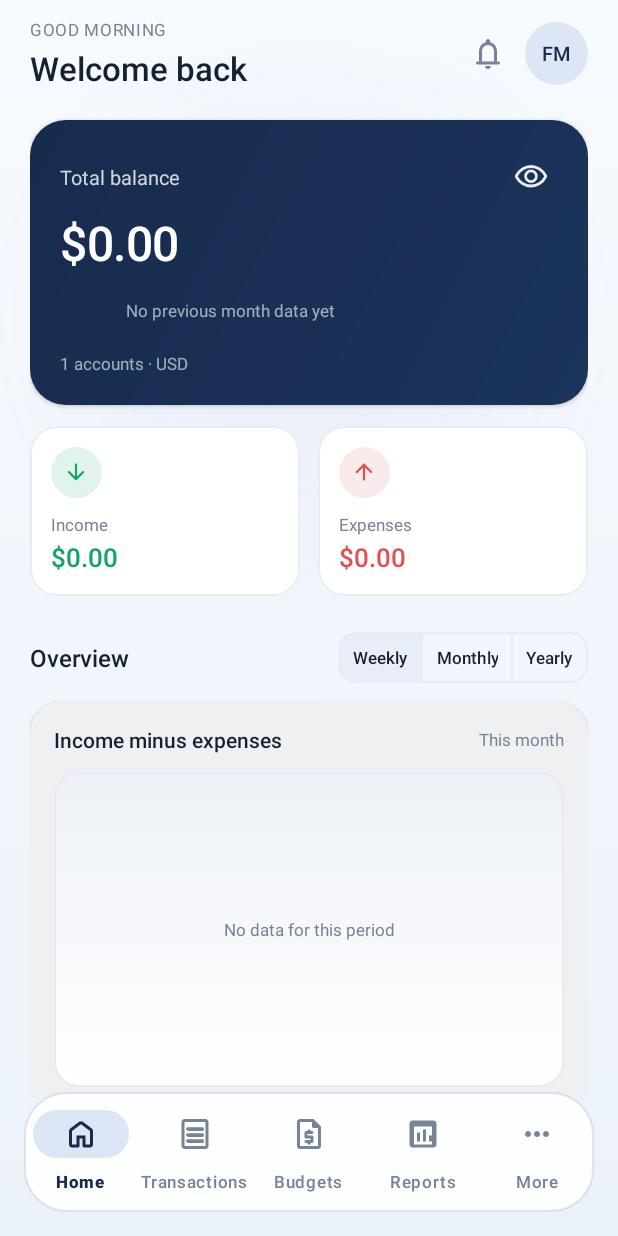
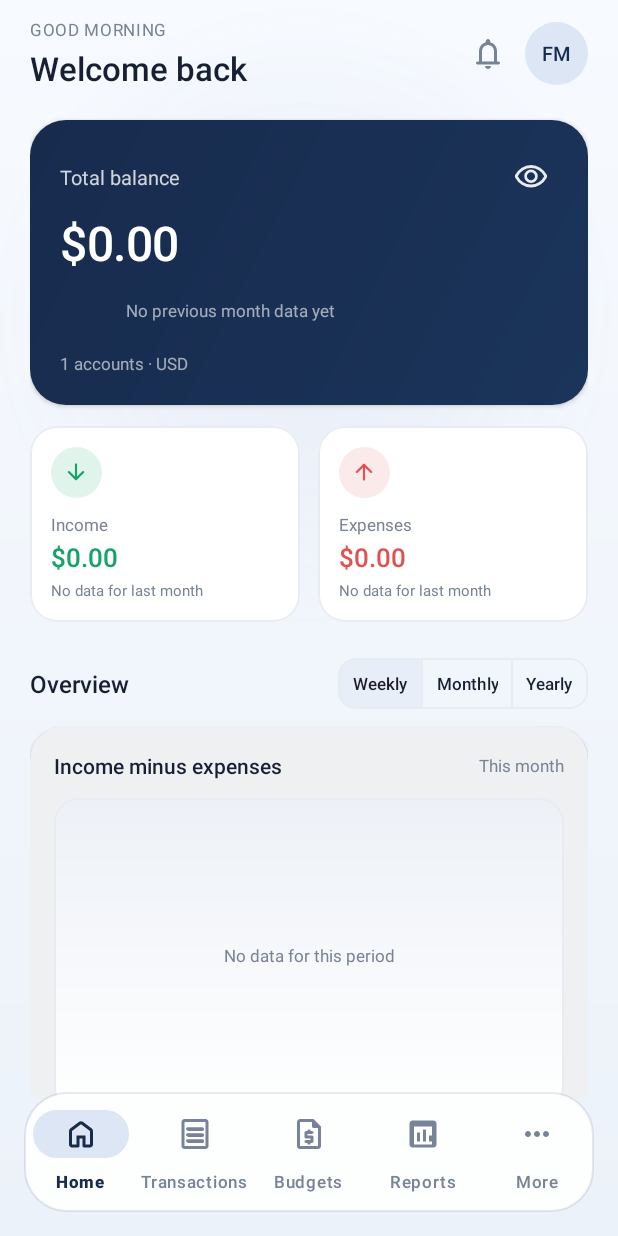
Before and after one commit to Hedayatbakhshi/Finance-Manager, an Android app: the screen it shows after launch (MainActivity), on a phone screen of 412 x 824 dp. Run offline under Robolectric (Android 15) with nearby library versions, the phone set to English and light mode, and no system bars; our stand-ins replace Room's generated code, navigation-ui; libraries missing offline, so code that uses them is left out: com.github.mikephil.charting; plain views replace LineChart; 12 statements that could not run were skipped.

Commit message:
Add month-over-month dashboard comparisons and PDF statements
Give the dashboard a sense of direction by showing income and expense changes against the whole of last month, colored by whether the change is favorable. Add a printable A4 statement for the current month with summary, expense breakdown and a paginated transaction list, built on the platform PdfDocument so no dependency is added.

🤖 Generated with Codebuff
Co-Authored-By: Codebuff <noreply@codebuff.com>

```diff
--- a/app/src/main/java/com/financemanager/app/data/dao/TransactionDao.java
+++ b/app/src/main/java/com/financemanager/app/data/dao/TransactionDao.java
@@ -193,4 +193,10 @@ public interface TransactionDao {
 
     @Query("SELECT * FROM transactions WHERE recurring_id = :recurringId")
     List<TransactionEntity> getForRecurring(long recurringId);
+
+    /** Income and expense rows in one currency, oldest first, for the PDF statement. */
+    @Query("SELECT t.* FROM transactions t JOIN accounts a ON a.id = t.account_id"
+            + " WHERE t.type IN ('INCOME', 'EXPENSE') AND t.date >= :fromDate AND t.date <= :toDate"
+            + " AND a.currency = :currency ORDER BY t.date ASC, t.id ASC")
+    List<TransactionEntity> getForStatement(long fromDate, long toDate, String currency);
 }
--- a/app/src/main/java/com/financemanager/app/di/AppContainer.java
+++ b/app/src/main/java/com/financemanager/app/di/AppContainer.java
@@ -13,6 +13,7 @@ import com.financemanager.app.security.SettingsRepository;
 import com.financemanager.app.utils.BackupManager;
 import com.financemanager.app.utils.CsvExporter;
 import com.financemanager.app.utils.CsvImporter;
+import com.financemanager.app.utils.PdfStatementExporter;
 import com.financemanager.app.utils.ReportExporter;
 
 /** Manual dependency graph, created once by the Application class. */
@@ -27,6 +28,7 @@ public class AppContainer {
     private final CsvExporter csvExporter;
     private final CsvImporter csvImporter;
     private final ReportExporter reportExporter;
+    private final PdfStatementExporter pdfStatementExporter;
 
     public AppContainer(@NonNull Context context) {
         Context appContext = context.getApplicationContext();
@@ -39,6 +41,7 @@ public class AppContainer {
         csvExporter = new CsvExporter(appContext, database);
         csvImporter = new CsvImporter(appContext, database);
         reportExporter = new ReportExporter(database);
+        pdfStatementExporter = new PdfStatementExporter(appContext, database);
         // Keep budget alerts in sync whenever money moves.
         repository.setDataChangeListener(() -> BudgetAlertChecker.checkAll(
                 appContext, database, settings, notificationHelper));
@@ -79,4 +82,8 @@ public class AppContainer {
     public ReportExporter reportExporter() {
         return reportExporter;
     }
+
+    public PdfStatementExporter pdfStatementExporter() {
+        return pdfStatementExporter;
+    }
 }
--- a/app/src/main/java/com/financemanager/app/ui/dashboard/DashboardFragment.java
+++ b/app/src/main/java/com/financemanager/app/ui/dashboard/DashboardFragment.java
@@ -6,6 +6,7 @@ import android.provider.Settings;
 import android.view.LayoutInflater;
 import android.view.View;
 import android.view.ViewGroup;
+import android.widget.TextView;
 
 import androidx.annotation.NonNull;
 import androidx.annotation.Nullable;
@@ -186,6 +187,8 @@ public class DashboardFragment extends Fragment {
                 : Money.format(state.monthIncome, currency));
         binding.expenseAmount.setText(shouldMask() ? getString(R.string.masked_amount)
                 : Money.format(state.monthExpense, currency));
+        renderTrend(binding.incomeTrend, state.incomeChangePercent(), true);
+        renderTrend(binding.expenseTrend, state.expenseChangePercent(), false);
         renderWageUsage(state);
 
         binding.accountsSummary.setText(getString(R.string.accounts_summary,
@@ -215,6 +218,19 @@ public class DashboardFragment extends Fragment {
         renderInsights(state);
         renderBudget(state);
         renderChart(state);
+    }
+
+    /** Shows a change versus last month, colored by whether the change is favorable. */
+    private void renderTrend(TextView view, Double change, boolean increaseIsGood) {
+        if (change == null) {
+            view.setText(R.string.no_last_month_data);
+            return;
+        }
+        view.setText(getString(R.string.change_vs_last_month,
+                String.format(Locale.getDefault(), "%+.1f%%", change)));
+        boolean favorable = (change >= 0) == increaseIsGood;
+        view.setTextColor(ContextCompat.getColor(requireContext(),
+                favorable ? R.color.success : R.color.expense));
     }
 
     private void renderWageUsage(DashboardState state) {
--- a/app/src/main/java/com/financemanager/app/ui/dashboard/DashboardState.java
+++ b/app/src/main/java/com/financemanager/app/ui/dashboard/DashboardState.java
@@ -23,6 +23,8 @@ public class DashboardState {
     public long previousMonthBalance;
     public long monthIncome;
     public long monthExpense;
+    public long previousMonthIncome;
+    public long previousMonthExpense;
     public int accountsCount;
     public boolean hasForeignCurrencyAccounts;
     public boolean loaded;
@@ -47,6 +49,16 @@ public class DashboardState {
     /** Percentage change of net worth versus the end of last month, if calculable. */
     public Double balanceChangePercent() {
         return Money.percentChange(totalBalance, previousMonthBalance);
+    }
+
+    /** Percentage change in income versus the whole of last month, if calculable. */
+    public Double incomeChangePercent() {
+        return Money.percentChange(monthIncome, previousMonthIncome);
+    }
+
+    /** Percentage change in expenses versus the whole of last month, if calculable. */
+    public Double expenseChangePercent() {
+        return Money.percentChange(monthExpense, previousMonthExpense);
     }
 
     public int budgetPercent() {
--- a/app/src/main/java/com/financemanager/app/ui/dashboard/DashboardViewModel.java
+++ b/app/src/main/java/com/financemanager/app/ui/dashboard/DashboardViewModel.java
@@ -40,7 +40,7 @@ public class DashboardViewModel extends ViewModel {
     private final String currency;
     private final MediatorLiveData<DashboardState> state = new MediatorLiveData<>();
     private final DashboardState draft = new DashboardState();
-    private final List<Boolean> seen = new ArrayList<>(Collections.nCopies(9, false));
+    private final List<Boolean> seen = new ArrayList<>(Collections.nCopies(11, false));
     private final int daysElapsedThisMonth;
 
     private final LocalDate weekStart;
@@ -75,6 +75,7 @@ public class DashboardViewModel extends ViewModel {
         long monthTo = DateUtils.endOfMonth(today);
         long yearFrom = DateUtils.startOfDay(yearStartDate);
         long yearTo = DateUtils.endOfDay(today.withDayOfYear(today.lengthOfYear()));
+        long lastMonthFrom = DateUtils.startOfMonth(today.minusMonths(1));
         long lastMonthEnd = DateUtils.endOfMonth(today.minusMonths(1));
 
         observe(repository.observeAccounts(), 0, accounts -> {
@@ -120,6 +121,12 @@ public class DashboardViewModel extends ViewModel {
                 TransactionType.EXPENSE, monthFrom, monthTo, currency), 8,
                 value -> monthCategories = value == null
                         ? Collections.emptyList() : value);
+        observe(repository.database().transactionDao().observeTotalForType(
+                        TransactionType.INCOME, lastMonthFrom, lastMonthEnd, currency), 9,
+                value -> draft.previousMonthIncome = value == null ? 0 : value);
+        observe(repository.database().transactionDao().observeTotalForType(
+                        TransactionType.EXPENSE, lastMonthFrom, lastMonthEnd, currency), 10,
+                value -> draft.previousMonthExpense = value == null ? 0 : value);
     }
 
     private <T> void observe(LiveData<T> source, int index, ValueConsumer<T> consumer) {
--- a/app/src/main/res/layout/fragment_dashboard.xml
+++ b/app/src/main/res/layout/fragment_dashboard.xml
@@ -254,6 +254,16 @@
                         android:textColor="@color/success"
                         android:textDirection="ltr"
                         android:textSize="17sp" />
+
+                    <TextView
+                        android:id="@+id/income_trend"
+                        android:layout_width="match_parent"
+                        android:layout_height="wrap_content"
+                        android:layout_marginTop="3dp"
+                        android:ellipsize="end"
+                        android:maxLines="1"
+                        android:textColor="?attr/colorOnSurfaceVariant"
+                        android:textSize="10sp" />
                 </LinearLayout>
             </com.google.android.material.card.MaterialCardView>
 
@@ -305,6 +315,16 @@
                         android:textColor="@color/expense"
                         android:textDirection="ltr"
                         android:textSize="17sp" />
+
+                    <TextView
+                        android:id="@+id/expense_trend"
+                        android:layout_width="match_parent"
+                        android:layout_height="wrap_content"
+                        android:layout_marginTop="3dp"
+                        android:ellipsize="end"
+                        android:maxLines="1"
+                        android:textColor="?attr/colorOnSurfaceVariant"
+                        android:textSize="10sp" />
                 </LinearLayout>
             </com.google.android.material.card.MaterialCardView>
         </LinearLayout>
--- a/app/src/main/res/values/strings.xml
+++ b/app/src/main/res/values/strings.xml
@@ -67,6 +67,8 @@
     <string name="balance_compared_last_month">%1$s compared with last month</string>
     <string name="balance_no_history">No previous month data yet</string>
     <string name="balance_compared_short">vs last month</string>
+    <string name="change_vs_last_month">%1$s vs last month</string>
+    <string name="no_last_month_data">No data for last month</string>
     <string name="income">Income</string>
     <string name="expenses">Expenses</string>
     <string name="this_month">This month</string>
@@ -436,6 +438,10 @@
     <string name="export_csv_summary">Save or share a spreadsheet of all transactions</string>
     <string name="export_report">Export financial report</string>
     <string name="export_report_summary">Save a text summary of your finances</string>
+    <string name="export_statement">Export PDF statement</string>
+    <string name="export_statement_summary">Save a printable statement for this month</string>
+    <string name="statement_success">Statement saved</string>
+    <string name="statement_failed">Could not create the statement. Please try again.</string>
     <string name="import_csv">Import transactions (CSV)</string>
     <string name="import_csv_summary">Add transactions from a CSV file exported by this app</string>
     <string name="import_success">Imported %1$d transactions · %2$d skipped</string>
@@ -465,6 +471,15 @@
     <string name="restore_title">Restore backup?</string>
     <string name="restore_message">This backup contains %1$d accounts, %2$d categories, %3$d transactions, %4$d budgets and %5$d goals.</string>
     <string name="restore_mode_hint">Merge keeps your current records and adds the backup. Replace deletes all current data first.</string>
+
+    <!-- PDF statement -->
+    <string name="pdf_statement_title">Monthly statement</string>
+    <string name="pdf_period">%1$s · %2$s</string>
+    <string name="pdf_generated">Generated %1$s</string>
+    <string name="pdf_transactions">Transactions</string>
+    <string name="pdf_no_transactions">No transactions this month</string>
+    <string name="pdf_no_expenses">No expenses recorded this month</string>
+    <string name="pdf_page">Page %1$d</string>
     <string name="restore_merge">Merge</string>
     <string name="restore_replace">Replace</string>
     <string name="replace_confirm_title">Replace all data?</string>
```
Also changed, not shown: app/src/main/java/com/financemanager/app/ui/data/DataFragment.java (+30 -0 lines), app/src/main/java/com/financemanager/app/ui/data/DataViewModel.java (+8 -0 lines), app/src/main/java/com/financemanager/app/utils/PdfStatementExporter.java (added, +304 -0 lines), 3 other files.
